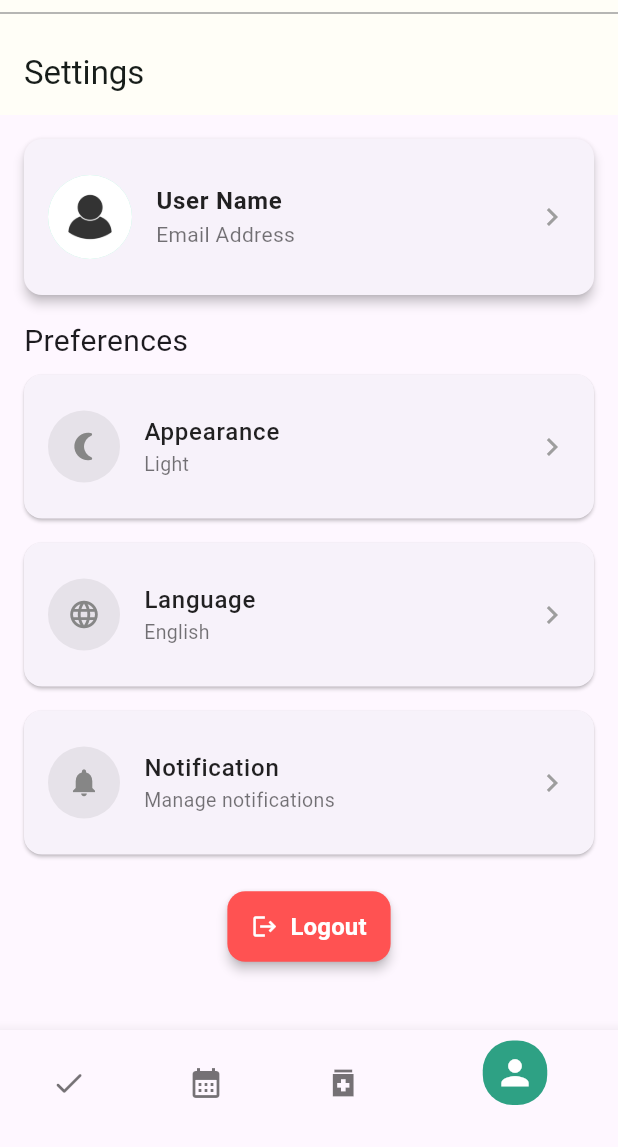
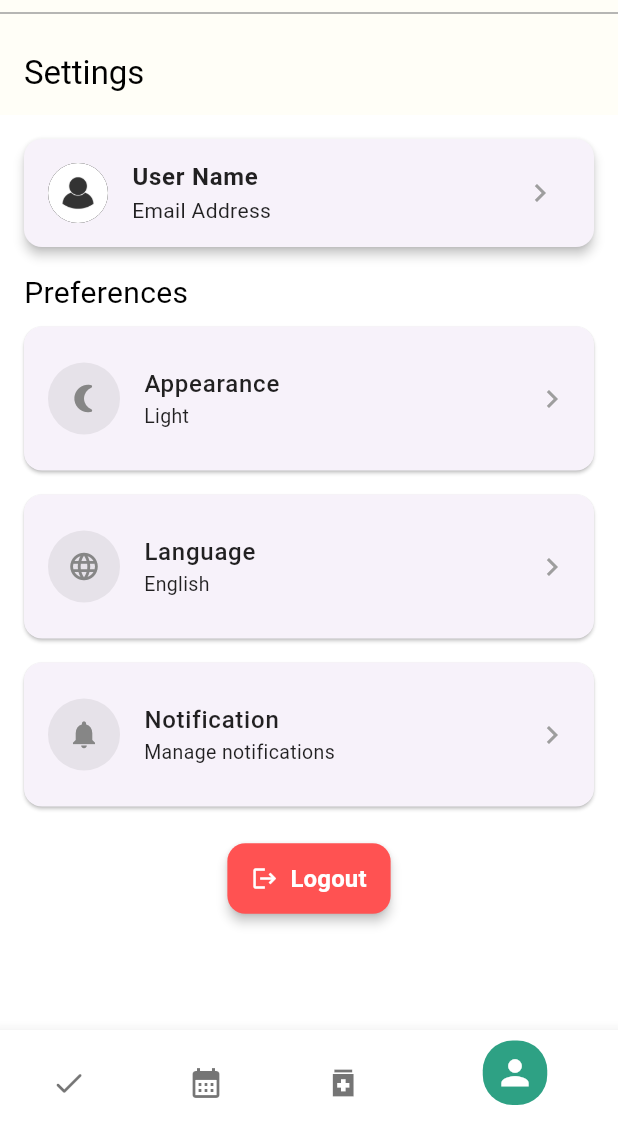
Before and after one commit to Majd-sud/Tadawa-app, a Flutter app: the screen it shows once a user with an empty profile is signed in, item 4 of the bottom bar chosen, on a phone screen of 412 x 824 dp, the part 89-1236 px from its top. Run offline on Flutter 3.47's test engine with Material 3 defaults, Android fonts, the phone set to English and light mode, and no system bars; our stand-ins replace cloud_firestore, firebase_auth, firebase_core, firebase_storage, flutter_local_notifications, flutter_timezone and 4 more; accounts and stored records are empty.

Commit message:
Added preference feautre

```diff
--- a/lib/main.dart
+++ b/lib/main.dart
@@ -1,13 +1,19 @@
+
+
 import 'package:flutter/material.dart';
+import 'package:provider/provider.dart';
 import 'package:tadawa_app/screens/auth_screen.dart';
 import 'package:tadawa_app/screens/switch_screen.dart';
+import 'package:tadawa_app/models/medication.dart';
+import 'package:tadawa_app/models/appointment.dart';
 import 'package:firebase_core/firebase_core.dart';
+import 'package:tadawa_app/theme_providor.dart';
 import 'firebase_options.dart';
 import 'package:firebase_auth/firebase_auth.dart';
 import 'package:timezone/data/latest.dart' as tz;
-import 'package:permission_handler/permission_handler.dart'; // Import permission_handler
+import 'package:permission_handler/permission_handler.dart';
 
-Future<void> main() async {
+void main() async {
   WidgetsFlutterBinding.ensureInitialized();
   await Firebase.initializeApp(
     options: DefaultFirebaseOptions.currentPlatform,
@@ -16,8 +22,12 @@ Future<void> main() async {
 
   // Request notification permission
   await _requestNotificationPermission();
-
-  runApp(const MyApp());
+  runApp(
+    ChangeNotifierProvider(
+      create: (context) => ThemeProvidor(),
+      child: const MyApp(),
+    ),
+  );
 }
 
 Future<void> _requestNotificationPermission() async {
@@ -39,13 +49,23 @@ class MyApp extends StatelessWidget {
 
   @override
   Widget build(BuildContext context) {
+    final List<Medication> medications = [];
+    final List<Appointment> initialAppointments = [];
+
+    return Consumer<ThemeProvidor>(
+      builder: (context, themeProvider, child) {
+
         return MaterialApp(
+          debugShowCheckedModeBanner: false,
           title: 'Tadawa',
-      theme: ThemeData().copyWith(
-        colorScheme: ColorScheme.fromSeed(
-          seedColor: const Color.fromARGB(255, 46, 161, 132),
-        ),
-      ),
+          theme: themeProvider.themeData,
+          // theme: themeProvider.themeData),
+
+          //     .copyWith(
+          //   colorScheme: ColorScheme.fromSeed(
+          //     seedColor: const Color.fromARGB(255, 46, 161, 132),
+          //   ),
+          // ),
           home: StreamBuilder<User?>(
             stream: FirebaseAuth.instance.authStateChanges(),
             builder: (ctx, userSnapshot) {
@@ -54,13 +74,18 @@ class MyApp extends StatelessWidget {
               }
               if (userSnapshot.hasData) {
                 return SwitchScreen(
-              medications: [],
-              initialAppointments: [],
+                  // Pass any required arguments to SwitchScreen
+                  medications:
+                  medications, // Make sure you have these variables defined
+                  initialAppointments: initialAppointments,
                 );
               }
-          return const AuthScreen();
+              return const AuthScreen(); // If no user is logged in
             },
           ),
         );
+      },
+    );
+
   }
 }
--- a/lib/screens/profile_screen.dart
+++ b/lib/screens/profile_screen.dart
@@ -1,3 +1,4 @@
+
 import 'dart:io';
 import 'package:flutter/material.dart';
 import 'package:firebase_auth/firebase_auth.dart';
--- a/lib/screens/settings_screen.dart
+++ b/lib/screens/settings_screen.dart
@@ -1,8 +1,12 @@
 import 'package:flutter/material.dart';
 import 'package:firebase_auth/firebase_auth.dart';
 import 'package:cloud_firestore/cloud_firestore.dart';
+import 'package:provider/provider.dart';
 import 'package:tadawa_app/screens/auth_screen.dart';
 import 'package:tadawa_app/screens/profile_screen.dart';
+import 'package:tadawa_app/theme.dart';
+
+import '../theme_providor.dart';
 
 class SettingsScreen extends StatefulWidget {
   const SettingsScreen({super.key});
@@ -57,37 +61,44 @@ class _SettingsScreenState extends State<SettingsScreen> {
           Expanded(
             child: SingleChildScrollView(
                 padding: const EdgeInsets.all(16),
-              child: Column(
+                child: Consumer<ThemeProvidor>(
+                  builder: (context, value, child) => Column(
                     crossAxisAlignment: CrossAxisAlignment.start,
                     children: [
                       Card(
-                    color: const Color.fromRGBO(247, 242, 250, 1),
+                        color: value.themeData == lightMode
+                            ? Color.fromRGBO(247, 242, 250, 1)
+                            : Colors.blueGrey.shade800,
                         shape: RoundedRectangleBorder(
                           borderRadius: BorderRadius.circular(12),
                         ),
                         elevation: 3,
                         margin: const EdgeInsets.only(bottom: 16),
                         child: ListTile(
-                      contentPadding: const EdgeInsets.all(16),
+                          // contentPadding: const EdgeInsets.all(16),
                           leading: CircleAvatar(
-                        radius: 28,
+                            radius: 20,
                             backgroundImage: _imageUrl.isNotEmpty
                                 ? NetworkImage(_imageUrl)
-                            : const AssetImage('assets/images/default_profile.jpg') as ImageProvider,
+                                : const AssetImage(
+                                        'assets/images/default_profile.jpg')
+                                    as ImageProvider,
                           ),
                           title: Text(
                             _username.isNotEmpty ? _username : 'User Name',
-                        style: const TextStyle(
+                            style:  TextStyle(
                                 fontWeight: FontWeight.w600,
                                 fontSize: 16,
-                          color: Colors.black87,
+                              color: value.themeData == lightMode ?Colors.black87:Colors.white,
+                                // color: Colors.black87,
                                 ),
                           ),
                           subtitle: Text(
                             _email.isNotEmpty ? _email : 'Email Address',
-                        style: const TextStyle(color: Colors.black54),
+                            style:  TextStyle( color: value.themeData == lightMode ?Colors.black87:Colors.white,),
                           ),
-                      trailing: const Icon(Icons.chevron_right, color: Colors.grey),
+                          trailing: const Icon(Icons.chevron_right,
+                              color: Colors.grey),
                           onTap: () {
                             Navigator.of(context).push(
                               MaterialPageRoute(
@@ -101,9 +112,12 @@ class _SettingsScreenState extends State<SettingsScreen> {
                       _buildSettingsListTile(
                         icon: Icons.nightlight_round,
                         title: 'Appearance',
-                    subtitle: 'Light',
+                        subtitle: themeSubtitle(context),
+                        // subtitle: 'Light',
                         iconColor: const Color.fromARGB(255, 134, 134, 134),
-                    onTap: () {},
+                        onTap: () {
+                          context.read<ThemeProvidor>().toggleTheme();
+                        },
                       ),
                       _buildSettingsListTile(
                         icon: Icons.language,
@@ -121,11 +135,15 @@ class _SettingsScreenState extends State<SettingsScreen> {
                           _showNotificationDialog();
                         },
                       ),
-                  const SizedBox(height: 16), // Add space between Preferences and Logout
-                  Center(child: _buildLogoutButton(context)), // Center the button
+                      const SizedBox(
+                          height:
+                              16), // Add space between Preferences and Logout
+                      Center(
+                          child:
+                              _buildLogoutButton(context)), // Center the button
                     ],
                   ),
-            ),
+                )),
           ),
         ],
       ),
@@ -139,34 +157,42 @@ class _SettingsScreenState extends State<SettingsScreen> {
     required Color iconColor,
     required VoidCallback onTap,
   }) {
+    return Consumer<ThemeProvidor>(
+      builder: (context, value, child) {
         return Card(
-      color: const Color.fromRGBO(247, 242, 250, 1),
+          color: value.themeData == lightMode
+              ? Color.fromRGBO(247, 242, 250, 1)
+              : Colors.blueGrey.shade800,
           shape: RoundedRectangleBorder(
             borderRadius: BorderRadius.circular(12),
           ),
           elevation: 1,
           margin: const EdgeInsets.symmetric(vertical: 8.0),
           child: ListTile(
-        contentPadding: const EdgeInsets.symmetric(vertical: 12.0, horizontal: 16.0),
+            contentPadding:
+                const EdgeInsets.symmetric(vertical: 12.0, horizontal: 16.0),
             leading: CircleAvatar(
-          backgroundColor: iconColor.withOpacity(0.15),
+              backgroundColor: value.themeData==lightMode?iconColor.withOpacity(0.15):Colors.white,
               radius: 24,
               child: Icon(icon, color: iconColor, size: 22),
             ),
             title: Text(
               title,
-          style: const TextStyle(
+              style:  TextStyle(
                 fontSize: 16,
                 fontWeight: FontWeight.w500,
-            color: Colors.black87,
+                color: value.themeData == lightMode ?Colors.black87:Colors.white,
               ),
             ),
             subtitle: subtitle != null
-            ? Text(subtitle, style: const TextStyle(color: Colors.black54, fontSize: 13))
+                ? Text(subtitle,
+                    style:  TextStyle(  color: value.themeData == lightMode ?Colors.black87:Colors.white, fontSize: 13))
                 : null,
             trailing: const Icon(Icons.chevron_right, color: Colors.grey),
             onTap: onTap,
           ),
+        );
+      },
     );
   }
 
@@ -200,7 +226,8 @@ class _SettingsScreenState extends State<SettingsScreen> {
       context: context,
       builder: (BuildContext context) {
         return AlertDialog(
-          backgroundColor: const Color.fromRGBO(247, 242, 250, 1), // Light background color
+          backgroundColor:
+              const Color.fromRGBO(247, 242, 250, 1), // Light background color
           title: const Text(
             'Notification Settings',
             style: TextStyle(
@@ -209,9 +236,9 @@ class _SettingsScreenState extends State<SettingsScreen> {
               color: Colors.black87,
             ),
           ),
-          content: SingleChildScrollView(
+          content: const SingleChildScrollView(
             child: ListBody(
-              children: const <Widget>[
+              children: <Widget>[
                 Text(
                   'Please make sure to open:\n',
                   style: TextStyle(
@@ -248,7 +275,8 @@ class _SettingsScreenState extends State<SettingsScreen> {
                 'OK',
                 style: TextStyle(
                   fontWeight: FontWeight.bold,
-                  color: Color.fromARGB(255, 46, 161, 132), // Custom color for the button
+                  color: Color.fromARGB(
+                      255, 46, 161, 132), // Custom color for the button
                 ),
               ),
             ),
@@ -258,3 +286,9 @@ class _SettingsScreenState extends State<SettingsScreen> {
     );
   }
 }
+
+String themeSubtitle(BuildContext context) {
+  return context.watch<ThemeProvidor>().themeData.brightness == Brightness.light
+      ? 'Light'
+      : 'Dark';
+}
--- a/lib/screens/switch_screen.dart
+++ b/lib/screens/switch_screen.dart
@@ -1,3 +1,4 @@
+
 import 'package:flutter/material.dart';
 import 'package:tadawa_app/screens/appointment_screen.dart';
 import 'package:tadawa_app/screens/settings_screen.dart';
```
Also changed, not shown: lib/screens/add_medication_screen.dart (+18 -18 lines), lib/screens/appointment_screen.dart (+7 -4 lines), lib/screens/main_screen.dart (+30 -15 lines), lib/screens/medication_screen.dart (+18 -10 lines). Lines whose indentation alone changed are shown as unchanged.
